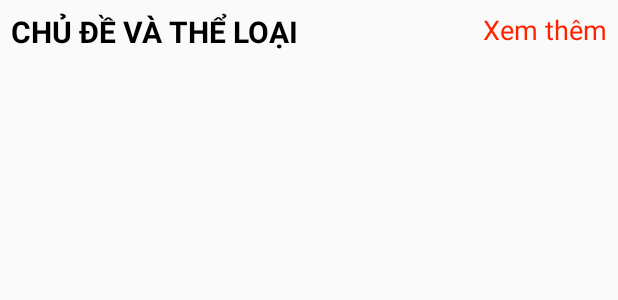
After one commit to phamtanphat/Appnhacmp3, an Android app: the layout fragment_chude_theloai_today.xml on its own in the app's theme, with its tools: preview values and no code run, on a phone screen of 412 x 824 dp. The commit adds this screen. Shown: the top 300 px of the screen. Run offline under Robolectric (Android 15) with nearby library versions, the phone set to English and light mode, and no system bars.

```diff
--- /dev/null
+++ b/app/src/main/java/com/ptp/phamtanphat/appnhacmp3/Fragment/Fragment_ChuDe_TheLoai_ToDay.java
@@ -0,0 +1,8 @@
+package com.ptp.phamtanphat.appnhacmp3.Fragment;
+
+/**
+ * Created by Tan Phat on 1/6/2018.
+ */
+
+public class Fragment_ChuDe_TheLoai_ToDay {
+}
--- /dev/null
+++ b/app/src/main/res/layout/fragment_chude_theloai_today.xml
@@ -0,0 +1,27 @@
+<?xml version="1.0" encoding="utf-8"?>
+<RelativeLayout
+    xmlns:android="http://schemas.android.com/apk/res/android" android:layout_width="match_parent"
+    android:layout_height="match_parent">
+
+    <RelativeLayout
+        android:padding="7dp"
+        android:layout_width="match_parent"
+        android:layout_height="wrap_content">
+        <TextView
+            android:textStyle="bold"
+            android:textColor="#000000"
+            android:textSize="20sp"
+            android:text="CHỦ ĐỀ VÀ THỂ LOẠI"
+            android:id="@+id/textviewtitle"
+            android:layout_width="wrap_content"
+            android:layout_height="wrap_content" />
+        <TextView
+            android:textColor="#f20"
+            android:layout_alignParentRight="true"
+            android:textSize="18sp"
+            android:id="@+id/textviewxemthem"
+            android:text="Xem thêm"
+            android:layout_width="wrap_content"
+            android:layout_height="wrap_content" />
+    </RelativeLayout>
+</RelativeLayout>
--- a/app/src/main/res/layout/fragment_playlist.xml
+++ b/app/src/main/res/layout/fragment_playlist.xml
@@ -31,7 +31,7 @@
         android:textColor="#000000"
         android:background="#d3d0d0"
         android:layout_below="@id/listviewplaylist"
-        android:paddingLeft="5dp"
+        android:paddingLeft="7dp"
         android:drawablePadding="10dp"
         android:drawableLeft="@drawable/iconmoreplaylist"
         android:textSize="17sp"
```
